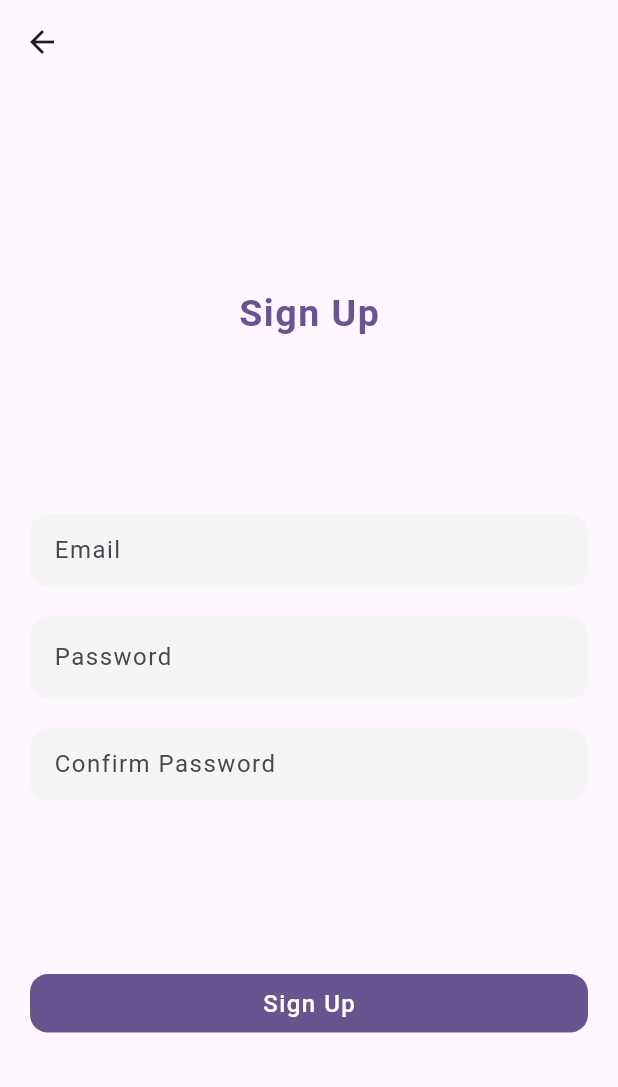
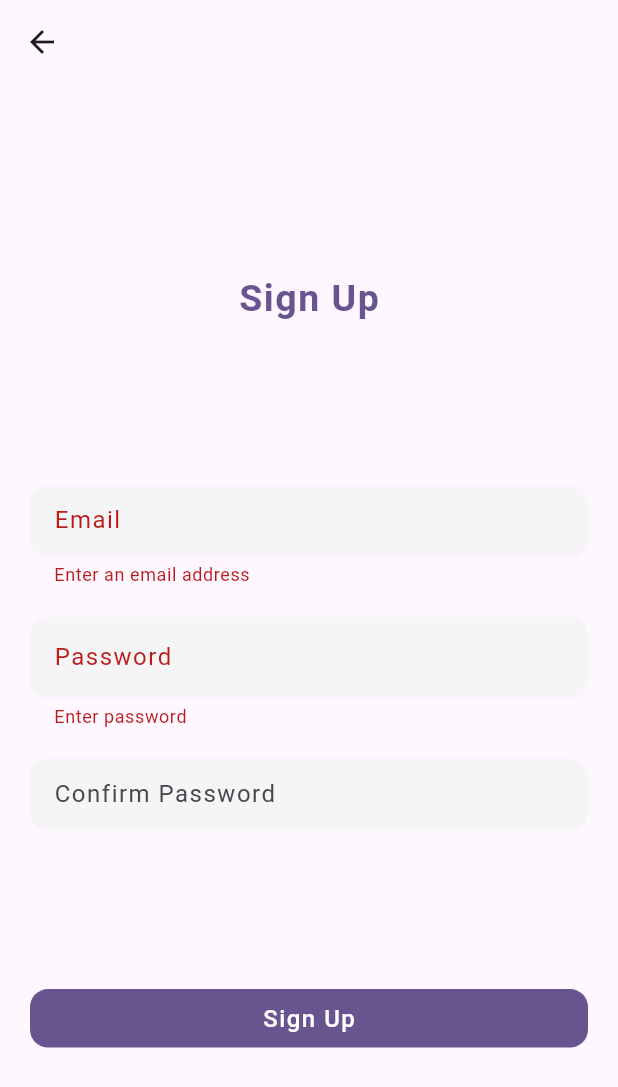
Before and after one commit to Jhay4Julian/multi_step_forms, a Flutter app: the SignUpPage screen opened directly, after a tap on "Sign Up", on a phone screen of 412 x 824 dp. Shown: the top 1087 px of the screen. Run offline on Flutter 3.47's test engine with Material 2 defaults, Android fonts, the phone set to English and light mode, and no system bars.

Commit message:
validate signup form

```diff
--- a/lib/pages/signup_page.dart
+++ b/lib/pages/signup_page.dart
@@ -1,4 +1,5 @@
 import 'package:flutter/material.dart';
+import 'package:multi_step_forms/details.dart';
 import '../components/my_button.dart';
 import '../components/my_textfield.dart';
 
@@ -17,6 +18,22 @@ class _SignUpPageState extends State<SignUpPage> {
   final GlobalKey<FormState> _formKey = GlobalKey<FormState>();
 
   bool isHidden = true;
+
+  // Validate Form
+  void _validateSignUp() {
+    final form = _formKey.currentState;
+    if (form != null && form.validate()) {
+      Navigator.push(
+        context,
+        MaterialPageRoute(
+          builder: (context) => DetailsPage(
+            email: _emailController.text,
+            password: _passwordController.text,
+          ),
+        ),
+      );
+    }
+  }
 
   @override
   Widget build(BuildContext context) {
@@ -108,7 +125,7 @@ class _SignUpPageState extends State<SignUpPage> {
                   ),
                 ],
               ),
-              MyButton(title: 'Sign Up', onTap: () {})
+              MyButton(title: 'Sign Up', onTap: _validateSignUp)
             ],
           ),
         ),
```
